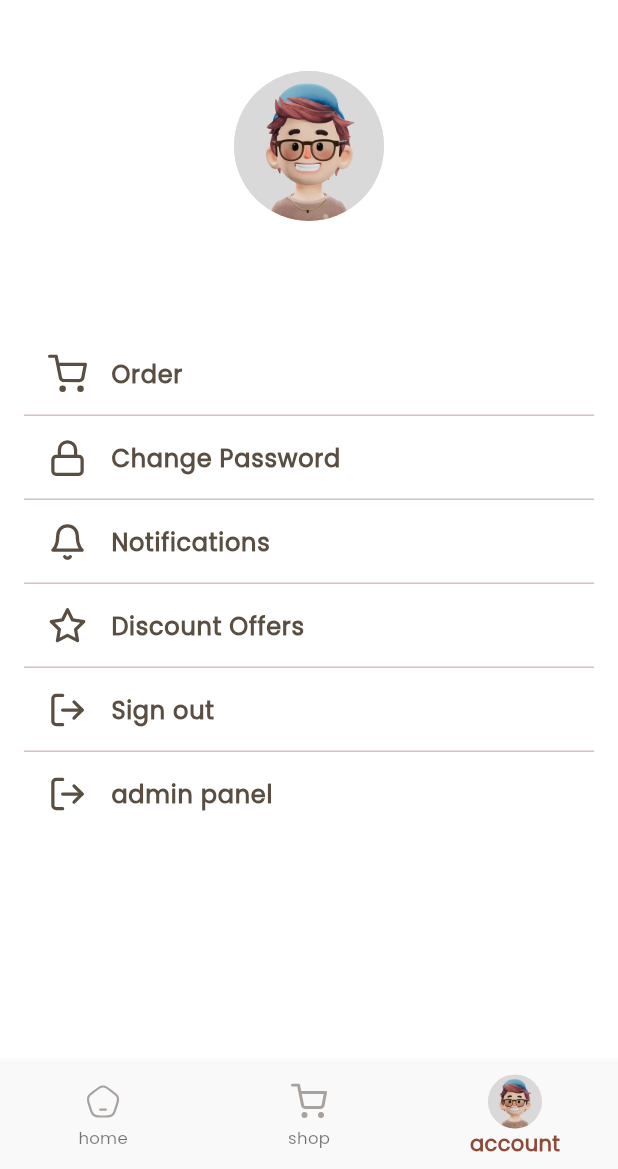
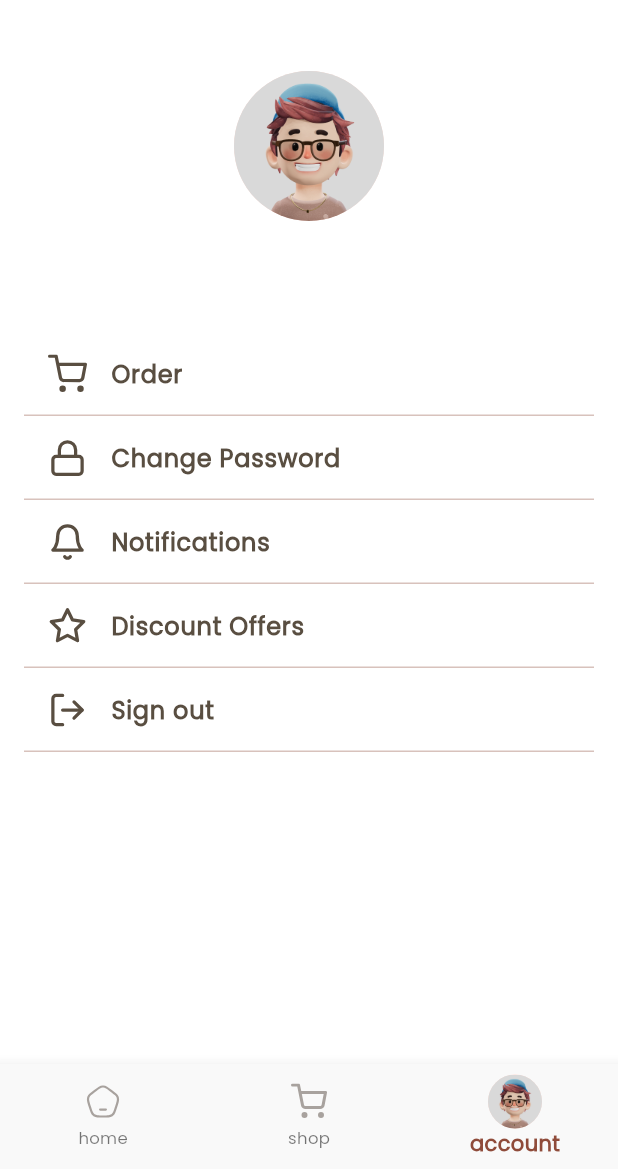
Before and after one commit to tahabarznji/bnchinamartt, a Flutter app: the screen it shows once a user with an empty profile is signed in, item 3 of the bottom bar chosen, on a phone screen of 412 x 824 dp, the part 67-1236 px from its top. Run offline on Flutter 3.47's test engine with Material 3 defaults, Android fonts, the phone set to English and light mode, and no system bars; our stand-ins replace cloud_firestore, file_picker, firebase_auth, firebase_core, firebase_storage, flutter_svg and 2 more; accounts and stored records are empty.

Commit message:
make the admin panel only avalible to the admins

```diff
--- a/lib/views/account/account_screen.dart
+++ b/lib/views/account/account_screen.dart
@@ -252,7 +252,9 @@ class _AcountScreenState extends State<AcountScreen> {
           const Divider(
             height: 0,
           ),
+          if (userProvider.getUserDataModel.isAdmin == true)
             CoustomeTile(
+              widgetIcon: const Icon(Icons.ad_units),
               icon: signoutIcon,
               text: 'admin panel',
               onTap: () {
--- a/lib/views/account/custome_tile.dart
+++ b/lib/views/account/custome_tile.dart
@@ -4,20 +4,26 @@ import 'package:flutter_svg/svg.dart';
 
 class CoustomeTile extends StatelessWidget {
   const CoustomeTile(
-      {super.key, required this.text, required this.icon, required this.onTap});
+      {super.key,
+      required this.text,
+      required this.icon,
+      required this.onTap,
+      this.widgetIcon});
 
   final String text;
   final String icon;
   final VoidCallback onTap;
+  final Widget? widgetIcon;
 
   @override
   Widget build(BuildContext context) {
     return ListTile(
       onTap: onTap,
-      leading: SvgPicture.asset(
-        icon,
-        height: 26,
-      ),
+      leading: widgetIcon ??
+          SvgPicture.asset(
+            icon,
+            height: 26,
+          ),
       title: Text(
         text,
         style: TextStyle(
```
Also changed, not shown: lib/views/basket/basket_screen.dart (+0 -10 lines). Lines whose indentation alone changed are shown as unchanged.
